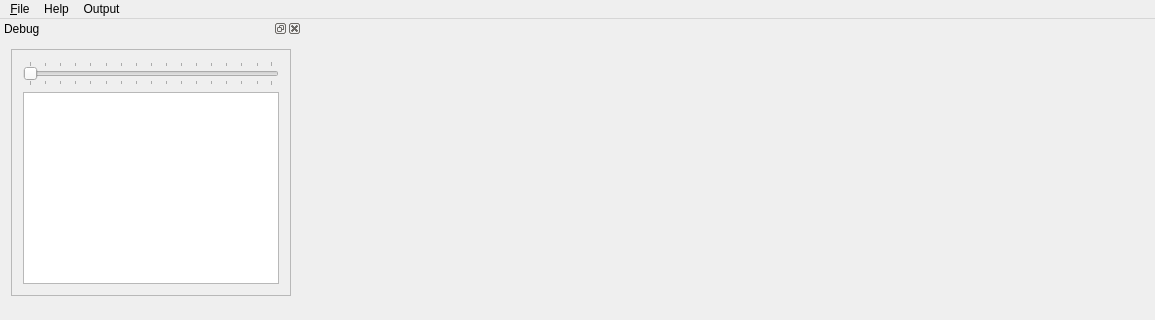
minotor-org/minotor, file mainwindow.ui: the form before one commit; both pictures show x 0 to 1155 and y 0 to 320 of the 1155 by 828 pixel window.
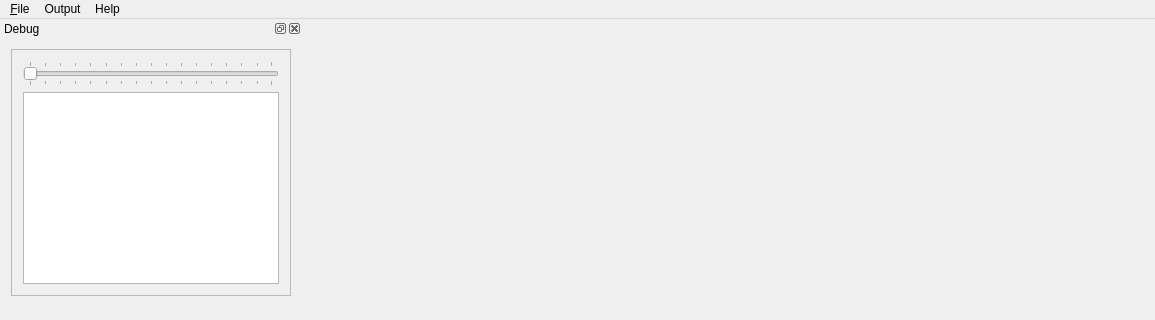
The form after the commit. Icons and pictures are not drawn.

Commit message: UI: Reordered menu, deleted old form

Diff of the .ui file:
```diff
--- a/mainwindow.ui
+++ b/mainwindow.ui
@@ -46,8 +46,8 @@
     <addaction name="actionExternal_master_view"/>
    </widget>
    <addaction name="menu_File"/>
-   <addaction name="menuHelp"/>
    <addaction name="menuOutput"/>
+   <addaction name="menuHelp"/>
   </widget>
   <widget class="QDockWidget" name="dwDebug">
    <property name="windowTitle">
```
Left out of the diff: 5 changed lines with no effect on the pictures. The commit also changes 2 other files.
